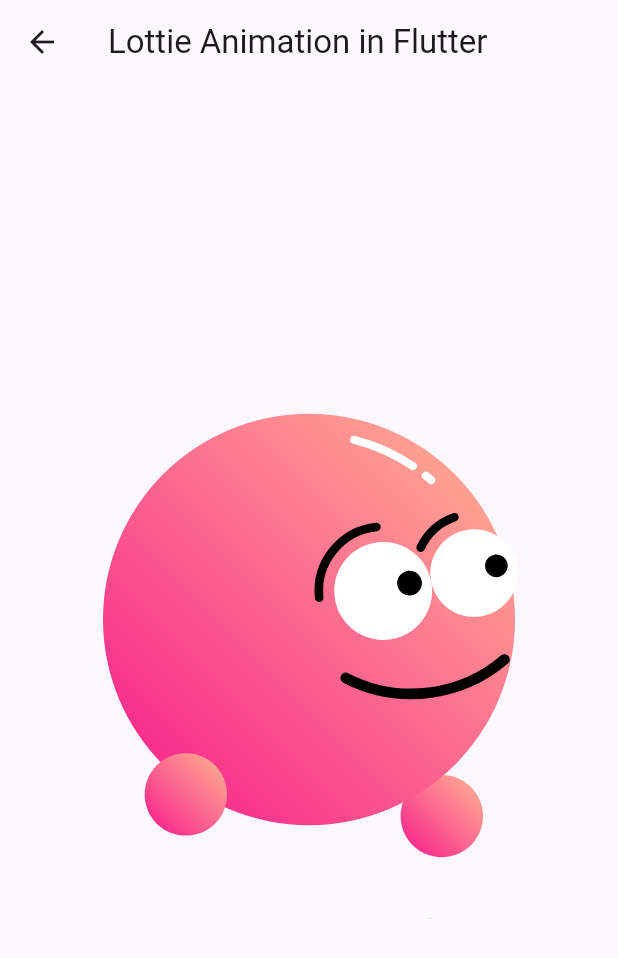
After one commit to ravi84184/flutter_demos, a Flutter app: the screen it shows after launch, after a tap on "Lottie Animation", on a phone screen of 412 x 824 dp. The commit adds this screen. Shown: the top 958 px of the screen. Run offline on Flutter 3.47's test engine with Material 2 defaults, Android fonts, the phone set to English and light mode, and no system bars; our stand-ins replace flutter_typeahead, image_picker, lottie; missing offline and left inert: google_ml_kit.

Commit message:
-- Lottie Animation

```diff
--- /dev/null
+++ b/lib/lottie_animation/LottieAnimationScreen.dart
@@ -0,0 +1,23 @@
+import 'package:flutter/material.dart';
+import 'package:lottie/lottie.dart';
+
+class LottieAnimationScreen extends StatefulWidget {
+  const LottieAnimationScreen({super.key});
+
+  @override
+  State<LottieAnimationScreen> createState() => _LottieAnimationScreenState();
+}
+
+class _LottieAnimationScreenState extends State<LottieAnimationScreen> {
+  @override
+  Widget build(BuildContext context) {
+    return Scaffold(
+      appBar: AppBar(
+        title: const Text('Lottie Animation in Flutter'),
+      ),
+      body: Center(
+        child: Lottie.asset('assets/animation.json'),
+      ),
+    );
+  }
+}
--- a/lib/main.dart
+++ b/lib/main.dart
@@ -2,6 +2,7 @@ import 'package:flutter/material.dart';
 
 import 'auto_complete_search_list/AutoCompleteSearchScreen.dart';
 import 'image_to_text/ImageToTextScreen.dart';
+import 'lottie_animation/LottieAnimationScreen.dart';
 
 void main() {
   runApp(const MyApp());
@@ -49,21 +50,35 @@ class _MyHomePageState extends State<MyHomePage> {
             ElevatedButton(
               onPressed: () {
                 Navigator.push(
-                    context,
-                    MaterialPageRoute(
-                        builder: (context) =>
-                            const AutoCompleteSearchScreen()));
+                  context,
+                  MaterialPageRoute(
+                    builder: (context) => const AutoCompleteSearchScreen(),
+                  ),
+                );
               },
               child: const Text("Auto-Complete Search List"),
             ),
             ElevatedButton(
               onPressed: () {
                 Navigator.push(
-                    context,
-                    MaterialPageRoute(
-                        builder: (context) => const ImageToTextAppScreen()));
+                  context,
+                  MaterialPageRoute(
+                    builder: (context) => const ImageToTextAppScreen(),
+                  ),
+                );
               },
               child: const Text("Image to Text"),
+            ),
+            ElevatedButton(
+              onPressed: () {
+                Navigator.push(
+                  context,
+                  MaterialPageRoute(
+                    builder: (context) => const LottieAnimationScreen(),
+                  ),
+                );
+              },
+              child: const Text("Lottie Animation"),
             ),
           ],
         ),
```
Also changed, not shown: assets/animation.json (added, +1 -0 lines), pubspec.yaml (+7 -2 lines), pubspec.lock, sample/Auto Complete Search List.gif (renamed from assets/Auto Complete Search List.gif), sample/Image to Text.gif (renamed from assets/Image to Text.gif), 3 other files.
